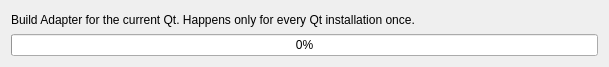
This is src/plugins/qmldesigner/designercore/instances/puppetbuildprogressdialog.ui in qt-creator/qt-creator as Qt 5 draws it before an edit. The edited form follows.
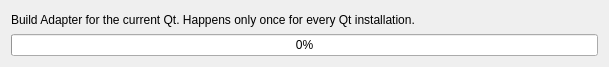
This is the edited form.

The edit to the form file:
```diff
--- a/src/plugins/qmldesigner/designercore/instances/puppetbuildprogressdialog.ui
+++ b/src/plugins/qmldesigner/designercore/instances/puppetbuildprogressdialog.ui
@@ -20,7 +20,7 @@
    <item>
     <widget class="QLabel" name="label">
      <property name="text">
-      <string>Build Adapter for the current Qt. Happens only for every Qt installation once.</string>
+      <string>Build Adapter for the current Qt. Happens only once for every Qt installation.</string>
      </property>
     </widget>
    </item>
```
